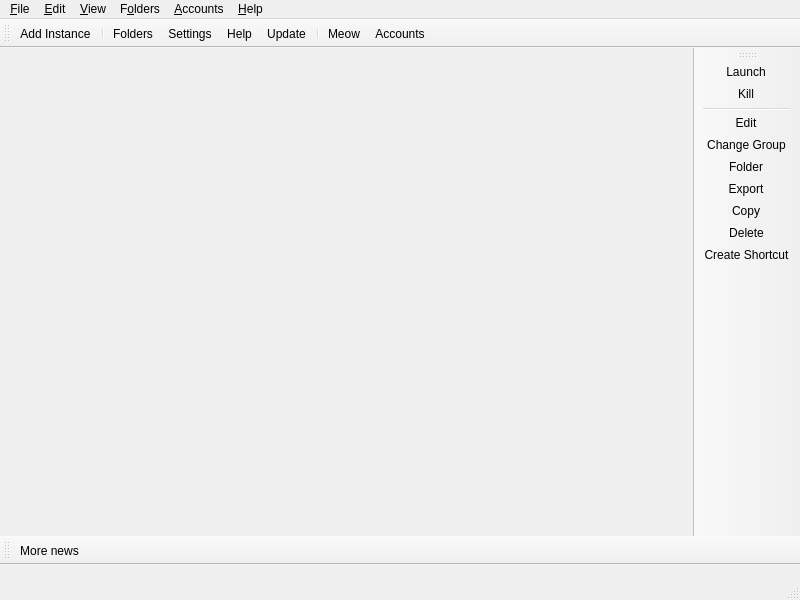
First picture: the form in launcher/ui/MainWindow.ui, repository FreesmTeam/FreesmLauncher, before the edit.
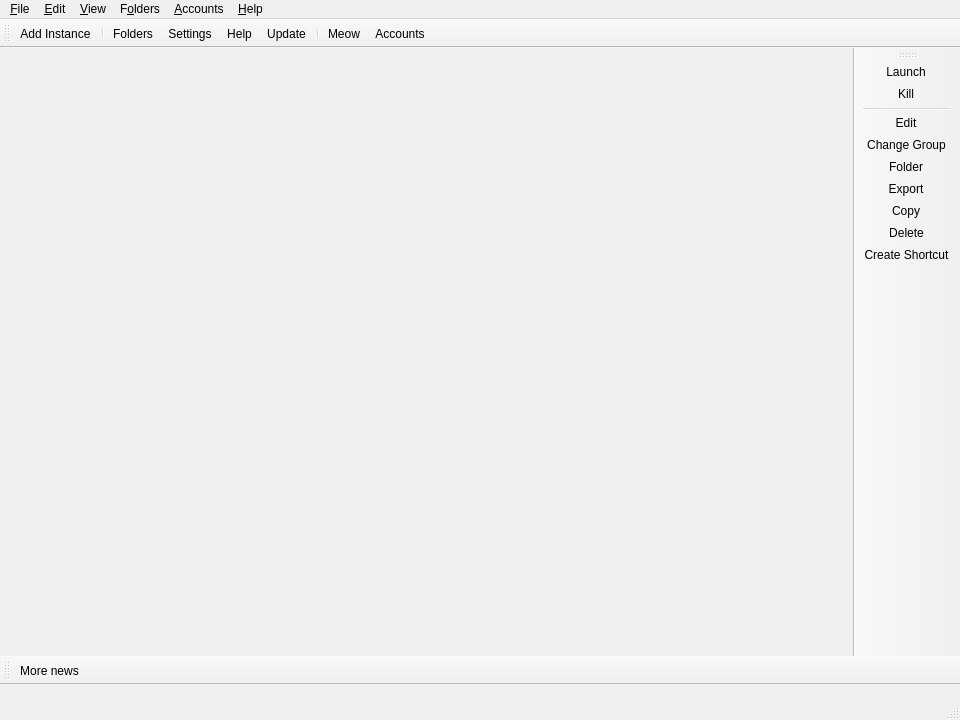
Second picture: the form after the edit. Icons and pictures are not drawn. Custom widgets are drawn as their Qt base class.

Commit message: feat: increase the default window size

```diff
--- a/launcher/ui/MainWindow.ui
+++ b/launcher/ui/MainWindow.ui
@@ -6,8 +6,8 @@
    <rect>
     <x>0</x>
     <y>0</y>
-    <width>800</width>
-    <height>600</height>
+    <width>960</width>
+    <height>720</height>
    </rect>
   </property>
   <widget class="QWidget" name="centralWidget">
```
